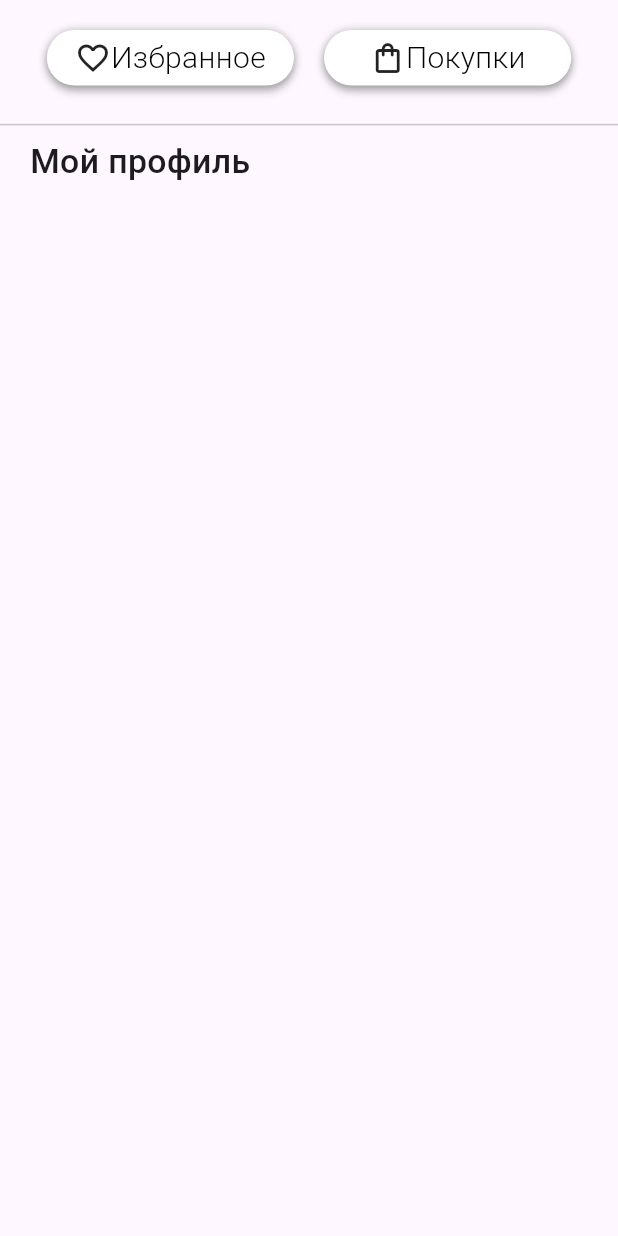
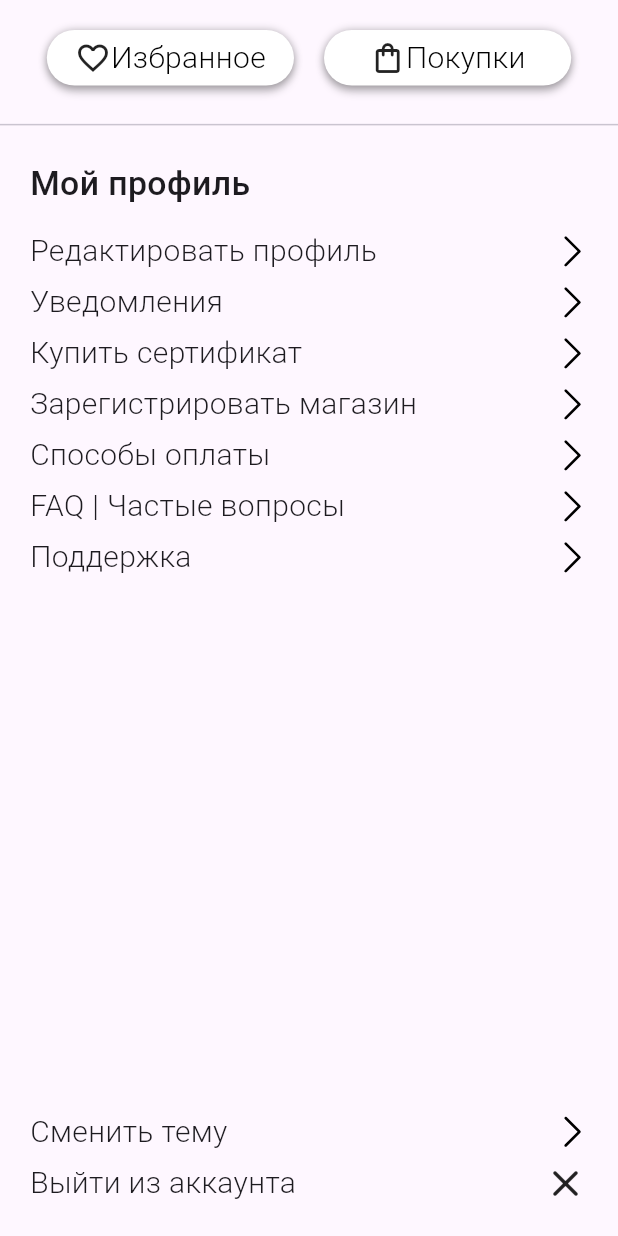
Before and after one commit to RogaJedi/verstak, a Flutter app: the UserPage screen opened directly, on a phone screen of 412 x 824 dp. Run offline on Flutter 3.47's test engine with Material 3 defaults, Android fonts, the phone set to English and light mode, and no system bars; our stand-ins replace equatable, flutter_bloc, flutter_dotenv, flutter_svg, supabase_flutter; accounts and stored records are empty; network calls fail.

Commit message:
95% finished UP ui

```diff
--- a/lib/pages/user/user_page.dart
+++ b/lib/pages/user/user_page.dart
@@ -2,6 +2,7 @@ import 'package:flutter/material.dart';
 import 'package:flutter_bloc/flutter_bloc.dart';
 import 'package:verstak/auth/auth_cubit.dart';
 import 'package:verstak/widgets/custom_button.dart';
+import 'package:verstak/widgets/user_page_item.dart';
 
 class UserPage extends StatelessWidget {
   const UserPage({super.key});
@@ -17,6 +18,9 @@ class UserPage extends StatelessWidget {
           return Scaffold(
             body: Center(
               child: Column(
+                mainAxisAlignment: MainAxisAlignment.spaceBetween,
+                children: [
+                  Column(
                     mainAxisAlignment: MainAxisAlignment.start,
                     children: [
                       SizedBox(height: 20,),
@@ -61,11 +65,52 @@ class UserPage extends StatelessWidget {
                       ),
                       SizedBox(height: 18,),
                       Divider(),
+                      SizedBox(height: 15,),
                       Padding(
                         padding: const EdgeInsets.only(left: 20.0),
                         child: Row(children: [Text("Мой профиль", style: TextStyle(fontWeight: FontWeight.w500, fontSize: 22.5),),],),
                       ),
+                      SizedBox(height: 15,),
 
+                      UserPageItem(onTap: () {}, text: "Редактировать профиль"),
+                      SizedBox(height: 5,),
+
+                      UserPageItem(onTap: () {}, text: "Уведомления"),
+                      SizedBox(height: 5,),
+
+                      UserPageItem(onTap: () {}, text: "Купить сертификат"),
+                      SizedBox(height: 5,),
+
+                      UserPageItem(onTap: () {}, text: "Зарегистрировать магазин"),
+                      SizedBox(height: 5,),
+
+                      UserPageItem(onTap: () {}, text: "Способы оплаты"),
+                      SizedBox(height: 5,),
+
+                      UserPageItem(onTap: () {}, text: "FAQ | Частые вопросы"),
+                      SizedBox(height: 5,),
+
+                      UserPageItem(onTap: () {}, text: "Поддержка"),
+                    ],
+                  ),
+
+                  Column(
+                    mainAxisAlignment: MainAxisAlignment.start,
+                    children: [
+                      UserPageItem(onTap: () {}, text: "Сменить тему"),
+                      SizedBox(height: 5,),
+
+                      UserPageItem(
+                        onTap: () {
+                          context.read<AuthCubit>().signOut();
+                        },
+                        text: "Выйти из аккаунта",
+                        hasCross: true,
+                      ),
+
+                      SizedBox(height: 20,),
+                    ],
+                  )
                 ],
               ),
             ),
--- /dev/null
+++ b/lib/widgets/user_page_item.dart
@@ -0,0 +1,51 @@
+import 'package:flutter/material.dart';
+import 'package:flutter_svg/svg.dart';
+
+class UserPageItem extends StatelessWidget {
+  final Function() onTap;
+  final String text;
+  final bool hasCross;
+
+  UserPageItem({
+    super.key,
+    required this.onTap,
+    required this.text,
+    this.hasCross = false
+  });
+
+  @override
+  Widget build(BuildContext context) {
+
+    final screenWidth = MediaQuery.of(context).size.width;
+    final screenHeight = MediaQuery.of(context).size.height;
+
+    return GestureDetector(
+      onTap: onTap,
+      child: Padding(
+        padding: const EdgeInsets.only(left: 20.0, right: 20),
+        child: Container(
+          child: Row(
+            mainAxisAlignment: MainAxisAlignment.spaceBetween,
+            children: [
+              Text(
+                  text,
+                style: TextStyle(
+                    fontWeight: FontWeight.w300,
+                  fontSize: 20
+                ),
+              ),
+              hasCross
+                  ? Icon(Icons.close_rounded, size: 30,)
+                  : SvgPicture.asset(
+                'assets/arrow.svg',
+                width: screenWidth * 0.05,
+                height: screenWidth * 0.05,
+              ),
+
+            ],
+          ),
+        ),
+      ),
+    );
+  }
+}
```
Lines whose indentation alone changed are shown as unchanged.
